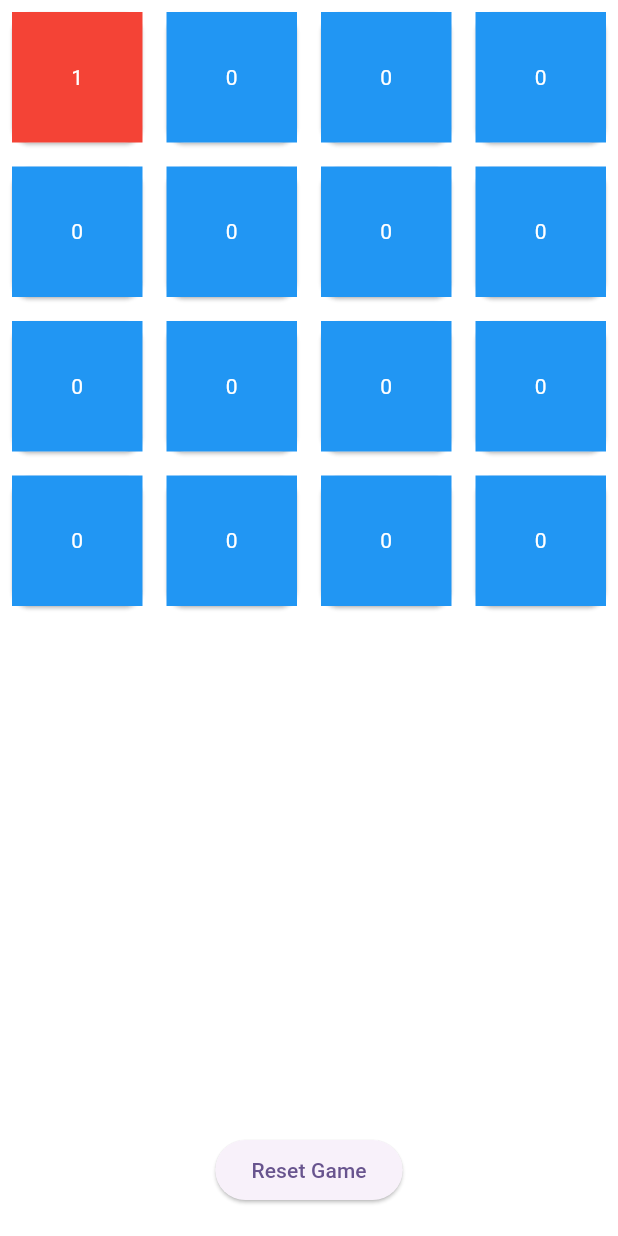
After one commit to swarnim992/Moving-Marble-Multiplayer-Game, a Flutter app: the screen it shows after launch, after a tap on an icon or button, on a phone screen of 412 x 824 dp. The commit adds this screen. Run offline on Flutter 3.47's test engine with Material 3 defaults, Android fonts, the phone set to English and light mode, and no system bars.

Commit message:
added grid

```diff
--- /dev/null
+++ b/lib/screens/DemoGrid.dart
@@ -0,0 +1,300 @@
+import 'package:flutter/material.dart';
+
+
+class GridRotation extends StatefulWidget {
+  @override
+  _GridRotationState createState() => _GridRotationState();
+}
+
+class _GridRotationState extends State<GridRotation> {
+  // Initialize the grid with values
+  List<List<int>> grid = List.generate(
+    4,
+        (i) => List.generate(4, (j) => 0),
+  );
+
+  // Function to rotate the grid clockwise
+  void rotateGrid() {
+    setState(() {
+      int row = 0, col = 0;
+      int prev, curr;
+      int m=4,n=4;
+
+      while (row < m && col < n) {
+        if (row + 1 == m || col + 1 == n)
+          break;
+
+        // Store the first element of the next column
+        prev = grid[row][col + 1];
+
+        // Move elements of the first column from the remaining rows
+        for (int i = row; i < m; i++) {
+          curr = grid[i][col];
+          grid[i][col] = prev;
+          prev = curr;
+        }
+        col++;
+
+        // Move elements of the last row from the remaining columns
+        for (int i = col; i < n; i++) {
+          curr = grid[m - 1][i];
+          grid[m - 1][i] = prev;
+          prev = curr;
+        }
+        m--;
+
+        // Move elements of the last column from the remaining rows
+        if (col < n) {
+          for (int i = m - 1; i >= row; i--) {
+            curr = grid[i][n - 1];
+            grid[i][n - 1] = prev;
+            prev = curr;
+          }
+        }
+        n--;
+
+        // Move elements of the first row from the remaining columns
+        if (row < m) {
+          for (int i = n - 1; i >= col; i--) {
+            curr = grid[row][i];
+            grid[row][i] = prev;
+            prev = curr;
+          }
+        }
+        row++;
+      }
+    });
+  }
+  bool isFirst = true;
+  bool flag = false;
+  bool hasFourInARow(List<List<int>> grid) {
+    int rows = 4; // fixed 4x4 grid
+    int cols = 4;
+
+    // Check horizontally
+    for (int i = 0; i < rows; i++) {
+      for (int j = 0; j <= cols - 4; j++) {
+        if (grid[i][j] == grid[i][j + 1] &&
+            grid[i][j] == grid[i][j + 2] &&
+            grid[i][j] == grid[i][j + 3] &&
+            grid[i][j] != 0
+        ) {
+          return true;
+        }
+      }
+    }
+
+    // Check vertically
+    for (int i = 0; i <= rows - 4; i++) {
+      for (int j = 0; j < cols; j++) {
+        if (grid[i][j] == grid[i + 1][j] &&
+            grid[i][j] == grid[i + 2][j] &&
+            grid[i][j] == grid[i + 3][j] &&
+            grid[i][j] != 0) {
+          return true;
+        }
+      }
+    }
+
+    // Check diagonally (top-left to bottom-right)
+    for (int i = 0; i <= rows - 4; i++) {
+      for (int j = 0; j <= cols - 4; j++) {
+        if (grid[i][j] == grid[i + 1][j + 1] &&
+            grid[i][j] == grid[i + 2][j + 2] &&
+            grid[i][j] == grid[i + 3][j + 3] &&
+            grid[i][j] != 0) {
+          return true;
+        }
+      }
+    }
+
+    // Check diagonally (bottom-left to top-right)
+    for (int i = 3; i < rows; i++) {
+      for (int j = 0; j <= cols - 4; j++) {
+        if (grid[i][j] == grid[i - 1][j + 1] &&
+            grid[i][j] == grid[i - 2][j + 2] &&
+            grid[i][j] == grid[i - 3][j + 3] &&
+            grid[i][j] != 0) {
+          return true;
+        }
+      }
+    }
+
+    return false;
+  }
+
+  @override
+  Widget build(BuildContext context) {
+    return Column(
+      mainAxisAlignment: MainAxisAlignment.center,
+      crossAxisAlignment: CrossAxisAlignment.center,
+      children: [
+        // GridView to display 4x4 grid
+        Expanded(
+          child: GridView.builder(
+            gridDelegate: SliverGridDelegateWithFixedCrossAxisCount(
+              crossAxisCount: 4,
+            ),
+            itemCount: 16,
+            itemBuilder: (context, index) {
+              int row = index ~/ 4;
+              int col = index % 4;
+
+              return Card(
+                // color: Colors.blue,
+                margin: EdgeInsets.all(8),
+                child: InkWell(
+                  onTap: ()async{
+                    grid[row][col] = isFirst ? 1 : 2;
+
+                    isFirst = !isFirst;
+                    flag  = hasFourInARow(grid);
+
+                    if(flag){
+                      setState(() {
+
+                      });
+                      showDialog(context: context,
+                          builder: (context)=>AlertDialog(
+                            title: Text('Player ${isFirst ? 'Player 2' : 'Player 1'} Won'),
+                            content: Text('Do you really want Restart the GAME'),
+                            actions: [
+                              TextButton(
+                                onPressed: (){
+                                  grid = List.generate(
+                                    4,
+                                        (i) => List.generate(4, (j) => 0),
+                                  );
+                                  Navigator.of(context).pop();
+
+                                  setState(() {
+
+                                  });
+                                },
+                                child: Text('Yes'),
+                              ),
+                              TextButton(
+                                onPressed: (){
+                                  Navigator.pop(context);
+                                },
+                                child: Text('NO'),
+                              ),
+                            ],
+                          ))
+                      ;
+                    }
+                    else {
+                      setState(() {
+
+                      });
+                      await Future.delayed(Duration(seconds: 2));
+                      rotateGrid();
+                    }
+                  },
+                  child: AnimatedContainer(
+                    color: grid[row][col] == 0 ?
+                            Colors.blue :
+                              grid[row][col] == 1
+                              ? Colors.red : Colors.yellow,
+                    alignment: Alignment.centerRight,
+                    duration: Duration(milliseconds: 700),
+                    curve: Curves.linearToEaseOut,
+                    child: Center(
+                      child: Text(
+                        '${grid[row][col]}',
+                        style: TextStyle(color: Colors.white),
+                      ),
+                    ),
+                  ),
+                ),
+              );
+            },
+          ),
+        ),
+        // Button to rotate grid
+        ElevatedButton(
+          onPressed: (){
+            grid = List.generate(
+              4,
+                  (i) => List.generate(4, (j) => 0),
+            );
+            setState(() {
+
+            });
+          },
+          child: Text('Reset Game'),
+        ),
+        SizedBox(height: 20),
+      ],
+    );
+  }
+}
+
+
+// class ColorWipe extends StatefulWidget {
+//   @override
+//   _ColorWipeState createState() => _ColorWipeState();
+// }
+// class _ColorWipeState extends State<ColorWipe> with SingleTickerProviderStateMixin {
+//   late AnimationController _controller;
+//   late Animation<Offset> _animation;
+//   bool _isWiped = false;
+//
+//   @override
+//   void initState() {
+//     super.initState();
+//     _controller = AnimationController(
+//       vsync: this,
+//       duration: Duration(seconds: 1),
+//     );
+//
+//     _animation = Tween<Offset>(
+//       begin: Offset(0.0, -1.0),
+//       end: Offset(0.0, 0.0),
+//     ).animate(_controller);
+//   }
+//
+//   void _onButtonPressed() {
+//     setState(() {
+//       _isWiped = !_isWiped;
+//       _isWiped ? _controller.forward() : _controller.reverse();
+//     });
+//   }
+//
+//   @override
+//   void dispose() {
+//     _controller.dispose();
+//     super.dispose();
+//   }
+//
+//   @override
+//   Widget build(BuildContext context) {
+//     return Column(
+//       mainAxisAlignment: MainAxisAlignment.center,
+//       children: [
+//         Stack(
+//           children: [
+//             Container(
+//               width: 200,
+//               height: 100,
+//               color: Colors.grey, // Background color
+//             ),
+//             SlideTransition(
+//               position: _animation,
+//               child: Container(
+//                 width: 200,
+//                 height: 100,
+//                 color: Colors.blue, // Wipe color
+//               ),
+//             ),
+//           ],
+//         ),
+//         SizedBox(height: 20),
+//         ElevatedButton(
+//           onPressed: _onButtonPressed,
+//           child: Text('Animate Color Wipe'),
+//         ),
+//       ],
+//     );
+//   }
+// }
```
Also changed, not shown: lib/main.dart (+4 -105 lines), lib/screens/Home.dart (added, +40 -0 lines).
